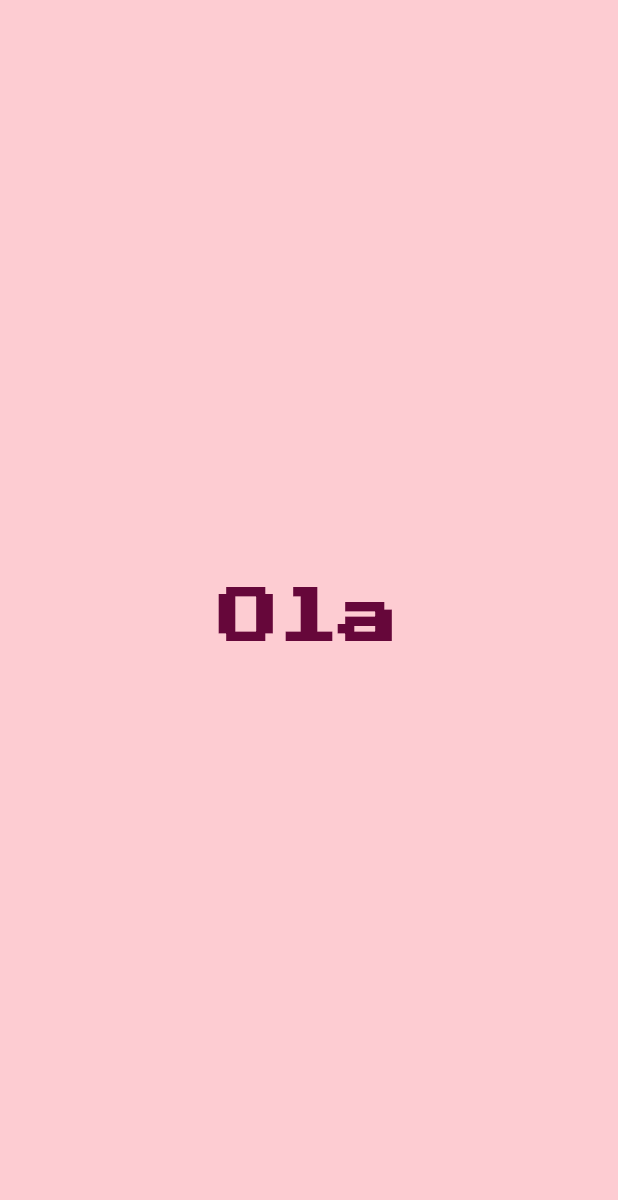
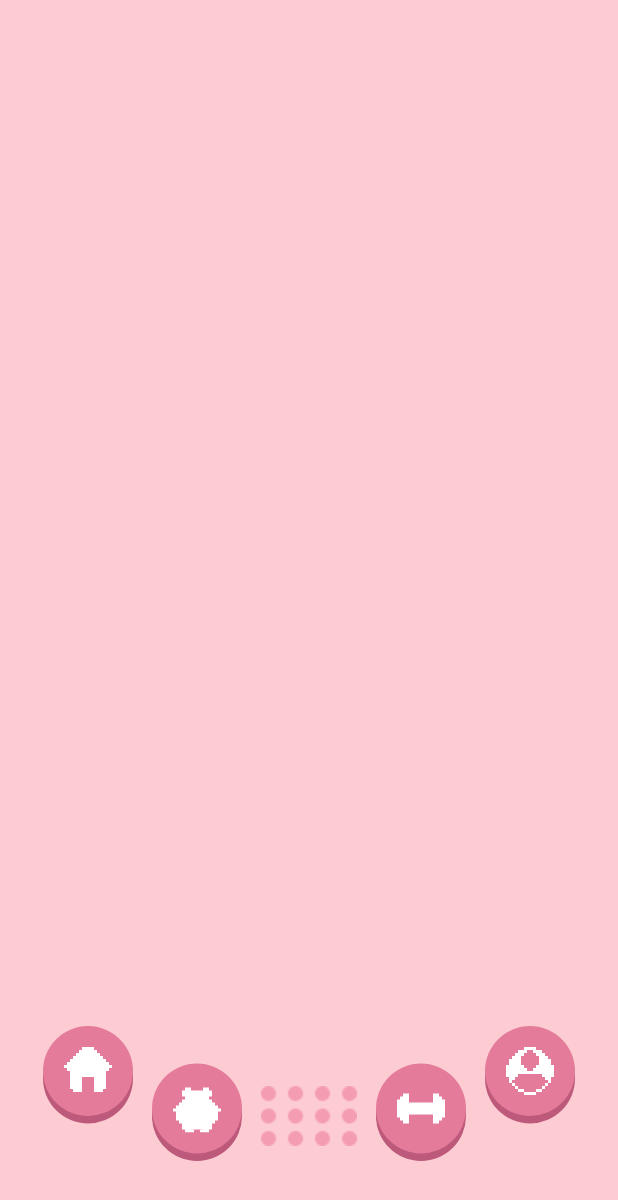
Before and after one commit to karendantas/gymboo_mobile_flutter, a Flutter app: the screen it shows after launch, on a phone screen of 412 x 824 dp. Shown: the top 1200 px of the screen. Run offline on Flutter 3.47's test engine with Material 3 defaults, Android fonts, the phone set to English and light mode, and no system bars; our stand-ins replace flutter_riverpod, flutter_svg, go_router, google_fonts, shared_preferences.

Commit message:
feat: create retro bottom tab

```diff
--- /dev/null
+++ b/lib/shared/bottom_tab_retro.dart
@@ -0,0 +1,84 @@
+
+import 'package:flutter/material.dart';
+import 'package:gymboo_app/core/theme/gymboo_palette.dart';
+import 'package:gymboo_app/shared/button_retro.dart';
+
+class BottomTabRetro extends StatelessWidget {
+  const BottomTabRetro({super.key});
+
+  @override
+  Widget build(BuildContext context) {
+  final theme = Theme.of(context).extension<GymbooPalette>();
+
+    return Container(
+      height: 150,
+      decoration: BoxDecoration(
+        color: theme?.backgroundOuter,
+        borderRadius: const BorderRadius.only(
+          bottomLeft: Radius.circular(30),
+          bottomRight: Radius.circular(30)
+        )
+      ),
+      padding: const EdgeInsets.symmetric(horizontal: 16, vertical: 10),
+      child: Column(
+        children: [
+          Row(
+            mainAxisAlignment: MainAxisAlignment.spaceEvenly,
+            children: [
+
+             RetroButton(
+                imagePath: 'assets/icons/home_icon.svg',
+                color: theme?.primaryPink ?? const Color(0xFFD67398) ,
+                shadowColor: theme?.primaryPinkDark ?? const Color(0xFF91365A),
+                paddingBottom: 30,
+                onTap: () => {}
+                ),
+
+
+
+
+           RetroButton(
+                imagePath: 'assets/icons/pet_icon.svg',
+                color: theme?.primaryPink ?? const Color(0xFFD67398) ,
+                shadowColor: theme?.primaryPinkDark ?? const Color(0xFF91365A),
+                paddingTop: 20,
+                onTap: () => {}
+                ),
+
+
+                Padding(
+                  padding: const EdgeInsets.only(top: 30),
+                  child: Image.asset(
+                      'assets/images/console_effects.png',
+                      width: 64,
+                      height: 40,
+
+                  ),
+                ),
+
+               RetroButton(
+                imagePath: 'assets/icons/dumbell_icon.svg',
+                color: theme?.primaryPink ?? const Color(0xFFD67398) ,
+                shadowColor: theme?.primaryPinkDark ?? const Color(0xFF91365A),
+                paddingTop: 20,
+                onTap: () => {}),
+
+           RetroButton(
+                imagePath: 'assets/icons/user_icon.svg',
+                color: theme?.primaryPink ?? const Color(0xFFD67398) ,
+                shadowColor: theme?.primaryPinkDark ?? const Color(0xFF91365A),
+                  paddingBottom: 30,
+                onTap: () => {}
+                ),
+
+
+
+          ],
+          ),
+
+        ],
+      )
+    );
+  }
+
+}
--- /dev/null
+++ b/lib/shared/button_retro.dart
@@ -0,0 +1,93 @@
+import 'package:flutter/material.dart';
+import 'package:flutter_svg/flutter_svg.dart';
+
+
+class RetroButton extends StatefulWidget {
+
+  final String imagePath;
+  final Color color;
+  final Color shadowColor;
+  final VoidCallback onTap;
+  final double? paddingTop;
+  final double? paddingBottom;
+
+  const RetroButton({
+    super.key,
+    required this.imagePath,
+    required this.color,
+    required this.shadowColor,
+    required this.onTap,
+    this.paddingTop,
+    this.paddingBottom
+    });
+
+  @override
+  State<RetroButton> createState() => _RetroButtonState();
+}
+
+class _RetroButtonState extends State<RetroButton> {
+
+  bool isPressed = false;
+
+
+  @override
+  Widget build(BuildContext context) {
+
+
+    return Padding(
+      padding: EdgeInsets.only(bottom: widget.paddingBottom ?? 0, top: widget.paddingTop ?? 0 ),
+      child: GestureDetector(
+        onTapDown:(_){
+          setState(() {
+            isPressed = true;
+          });
+        },
+        onTapUp: (_){
+          setState(() {
+            isPressed = false;
+          });
+          widget.onTap();
+        },
+        onTapCancel: () {
+          setState(() {
+            isPressed = false;
+          });
+        },
+        child: AnimatedContainer(
+          width: 60,
+          height: 60,
+
+          duration: const Duration(milliseconds: 100),
+
+          transform: Matrix4.translationValues(0, isPressed ? 5.0 : 0.0, 0),
+          decoration: BoxDecoration(
+            color: widget.color,
+            shape: BoxShape.circle,
+            boxShadow: [
+              if (!isPressed)
+                BoxShadow(
+                  color: widget.shadowColor,
+                  offset: const Offset(0, 5),
+                  blurRadius: 0,
+                )
+
+
+            ]
+
+          ),
+          child: Center(
+            child: SvgPicture.asset(
+              widget.imagePath,
+              width: 32,
+              height: 32,
+
+            ),
+          ),
+        ),
+
+
+
+      ),
+    );
+  }
+}
--- a/lib/shared/home_test.dart
+++ b/lib/shared/home_test.dart
@@ -2,6 +2,7 @@
 import 'package:flutter/material.dart';
 import 'package:gymboo_app/core/theme/gymboo_palette.dart';
 import 'package:gymboo_app/core/theme/gymboo_text_styles.dart';
+import 'package:gymboo_app/shared/bottom_tab_retro.dart';
 
 class Home extends StatelessWidget {
   const Home({super.key});
@@ -14,12 +15,13 @@ class Home extends StatelessWidget {
 
     return Scaffold(
 
-      body: Center(
-        child: Text('Ola',
+      body: Column(
+        children: [
 
-        style: textTheme.displayLarge
+
+        ],
       ),
-      )
+      bottomNavigationBar: const   BottomTabRetro(),
     );
   }
 }
--- a/pubspec.yaml
+++ b/pubspec.yaml
@@ -14,6 +14,7 @@ dependencies:
   flutter_dotenv: ^6.0.1
   flutter_riverpod: ^3.3.2
   flutter_secure_storage: ^10.3.1
+  flutter_svg: ^2.3.0
   freezed_annotation: ^3.1.0
   go_router: ^17.3.0
   google_fonts: ^8.1.0
@@ -31,3 +32,6 @@ dev_dependencies:
 
 flutter:
   uses-material-design: true
+  assets:
+    - assets/icons/
+    - assets/images/
```
Also changed, not shown: assets/icons/dumbell_icon.svg (added), assets/icons/home_icon.svg (added), assets/icons/pet_icon.svg (added), assets/icons/user_icon.svg (added), assets/images/console_effects.png (added), pubspec.lock.
